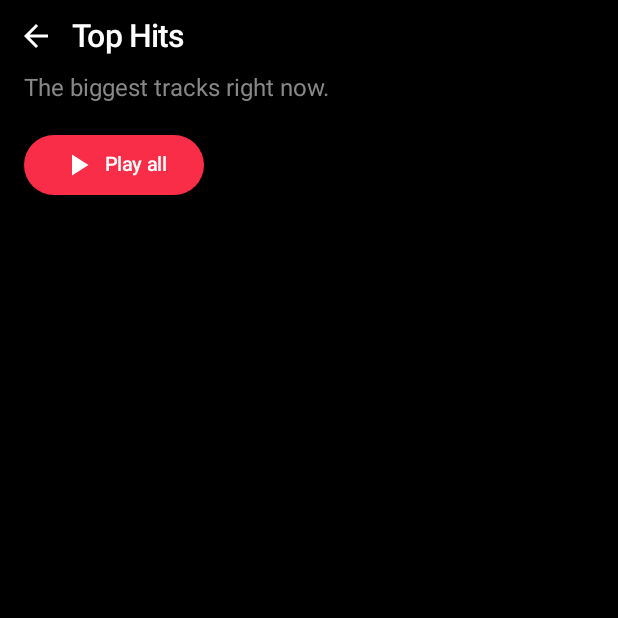
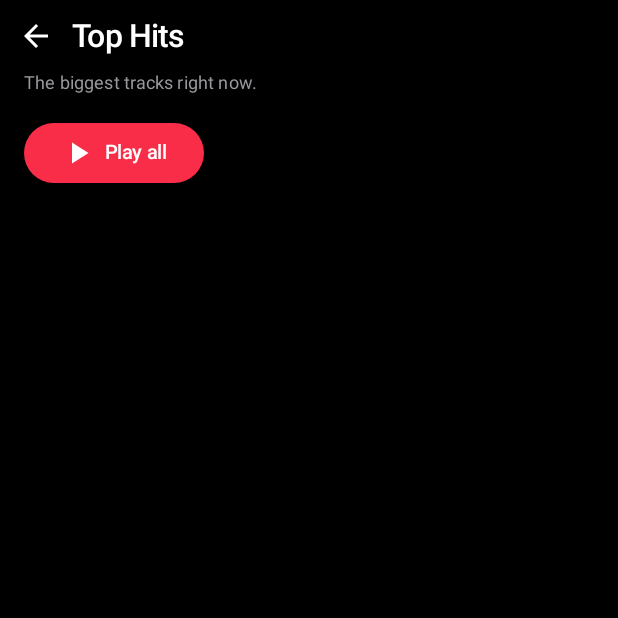
Before and after one commit to MNTGXO/Muzii, an Android app built with Jetpack Compose: the composable PlaylistScreen called with sample values from the repository, on a phone screen of 412 x 824 dp, the top half of it. Run offline under Robolectric (Android 15) with nearby library versions, the phone set to English and light mode, and no system bars; network calls fail; 5 statements that could not run were skipped.

Commit message:
feat(android): shuffle-play a playlist, and fix a colour inconsistency
Playlists on the web have Shuffle next to Play all; the phone only had
Play all. The description also used Color.Gray while the rest of the app
uses TextSecondary, so the same kind of text came out two different greys.

Co-authored-by: arena-agent <297053741+arena-agent@users.noreply.github.com>

```diff
--- a/android/app/src/main/java/com/muzii/app/ui/screens/PlaylistScreen.kt
+++ b/android/app/src/main/java/com/muzii/app/ui/screens/PlaylistScreen.kt
@@ -1,5 +1,8 @@
 package com.muzii.app.ui.screens
 
+import com.muzii.app.ui.theme.TextSecondary
+import androidx.compose.material3.OutlinedButton
+import androidx.compose.material.icons.filled.Shuffle
 import androidx.compose.foundation.layout.Column
 import androidx.compose.foundation.layout.Row
 import androidx.compose.foundation.layout.Spacer
@@ -39,6 +42,8 @@ fun PlaylistScreen(
     dislikedIds: List<String> = emptyList(),
     onToggleLike: (Track) -> Unit = {},
     onToggleDislike: (Track) -> Unit = {},
+    /** Shuffle-play this playlist. The web has had this; the phone did not. */
+    onShufflePlay: (() -> Unit)? = null,
 ) {
     Column(modifier = Modifier.fillMaxSize()) {
         Row(verticalAlignment = Alignment.CenterVertically) {
@@ -53,16 +58,31 @@ fun PlaylistScreen(
         }
         Text(
             playlist.description,
-            color = Color.Gray,
+            // Color.Gray here and TextSecondary everywhere else: two slightly
+            // different greys in the same app read as a mistake.
+            color = TextSecondary,
             modifier = Modifier.padding(horizontal = 16.dp),
+            style = MaterialTheme.typography.bodySmall,
         )
-        Button(
-            onClick = { if (tracks.isNotEmpty()) onPlayTrack(tracks.first(), tracks) },
+        Row(
             modifier = Modifier.padding(16.dp),
+            verticalAlignment = Alignment.CenterVertically,
         ) {
-            Icon(Icons.Filled.PlayArrow, contentDescription = null)
-            Spacer(Modifier.width(6.dp))
-            Text("Play all")
+            Button(onClick = { if (tracks.isNotEmpty()) onPlayTrack(tracks.first(), tracks) }) {
+                Icon(Icons.Filled.PlayArrow, contentDescription = null)
+                Spacer(Modifier.width(6.dp))
+                Text("Play all")
+            }
+            if (onShufflePlay != null) {
+                Spacer(Modifier.width(10.dp))
+                OutlinedButton(
+                    onClick = { if (tracks.isNotEmpty()) onShufflePlay() },
+                ) {
+                    Icon(Icons.Filled.Shuffle, contentDescription = null)
+                    Spacer(Modifier.width(6.dp))
+                    Text("Shuffle")
+                }
+            }
         }
         LazyColumn(modifier = Modifier.fillMaxSize()) {
             itemsIndexed(tracks) { index, track ->
```
Also changed, not shown: android/app/src/main/java/com/muzii/app/ui/MuziiNav.kt (+8 -0 lines).
